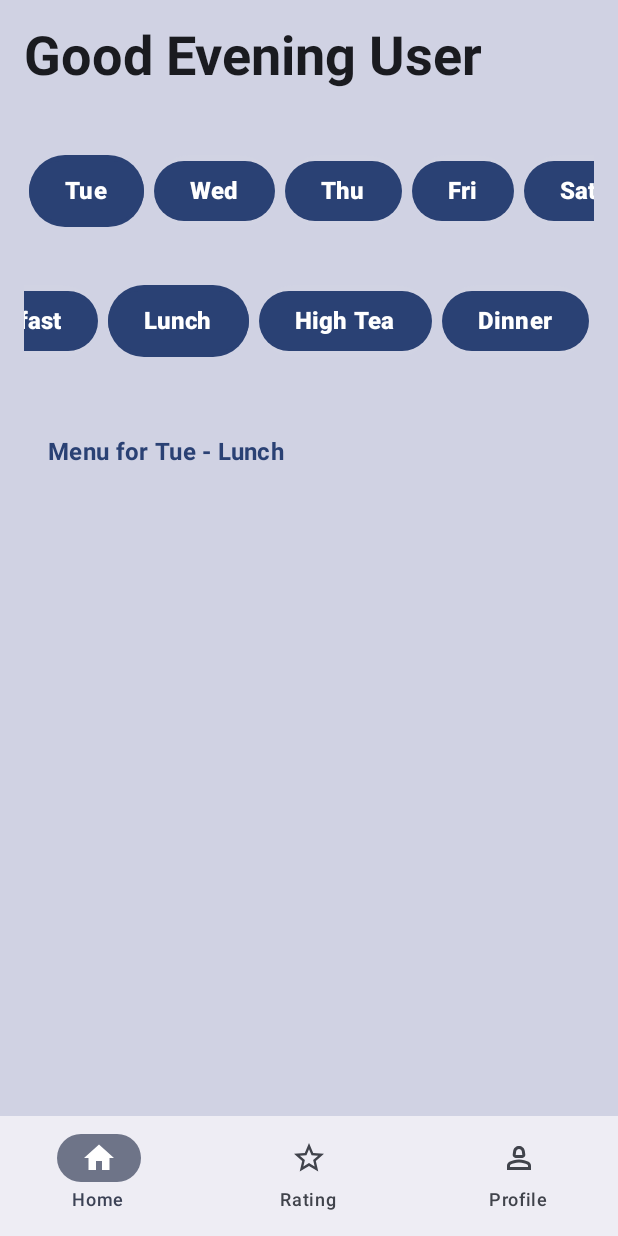
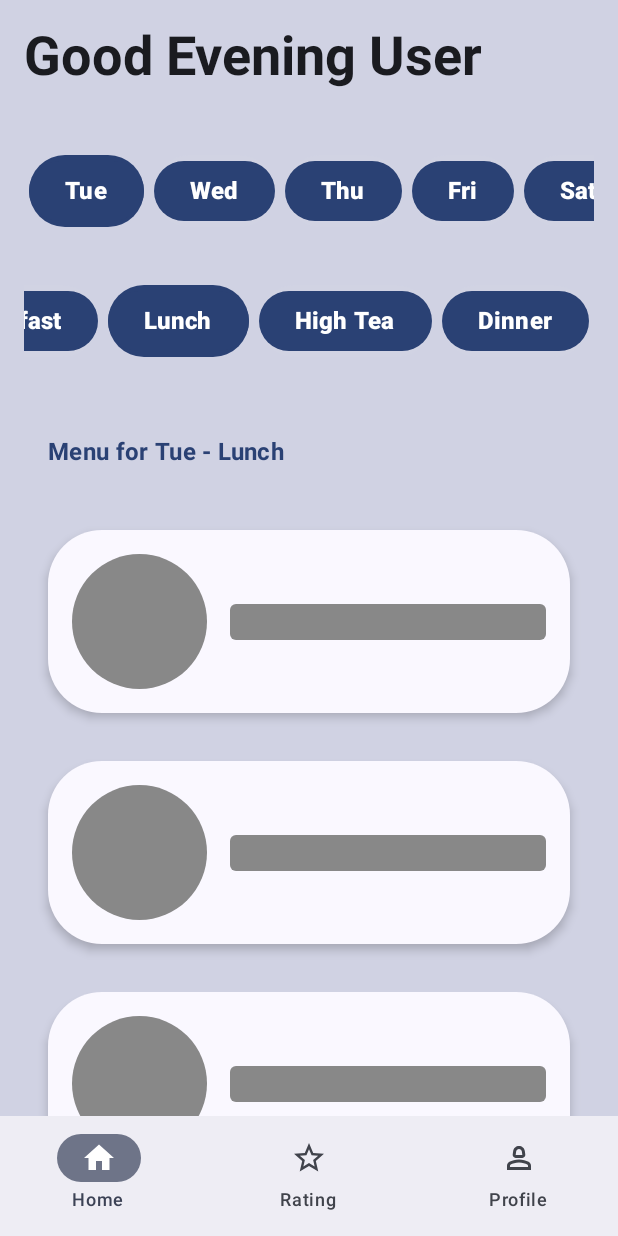
Before and after one commit to Agatsyadav2003/MessReviewApp, an Android app built with Jetpack Compose: the HomeScreen screen opened through its navigation route, on a phone screen of 412 x 824 dp. Run offline under Robolectric (Android 15) with nearby library versions, the light colour scheme and no system bars; our stand-ins replace Firebase (no records; nobody signed in at launch, a user with empty details on screens opened directly), livedata-compose.

Commit message:
update commit

```diff
--- a/app/src/main/java/com/ex/messreview/Screens/AuthScreen.kt
+++ b/app/src/main/java/com/ex/messreview/Screens/AuthScreen.kt
@@ -41,7 +41,6 @@ import androidx.compose.ui.platform.LocalContext
 import androidx.compose.ui.res.painterResource
 import androidx.compose.ui.text.input.PasswordVisualTransformation
 import androidx.compose.ui.text.input.VisualTransformation
-import androidx.compose.ui.tooling.preview.Preview
 import androidx.compose.ui.unit.dp
 import androidx.compose.ui.unit.sp
 import com.ex.messreview.R
@@ -80,7 +79,10 @@ fun AuthScreen(
         }
         Spacer(modifier = Modifier.height(30.dp))
         Button(
-            onClick = {  val email = formatUsername(username)
+            onClick = {
+                if (username.isEmpty() || password.isEmpty()) {Toast.makeText(context, "Enter Credentials", Toast.LENGTH_SHORT).show()}
+                else {
+                    val email = formatUsername(username)
                     FirebaseAuth.getInstance().signInWithEmailAndPassword(email, password)
                         .addOnCompleteListener { task ->
                             if (task.isSuccessful) {
@@ -88,7 +90,8 @@ fun AuthScreen(
                             } else {
                                 Toast.makeText(context, "Authentication failed.", Toast.LENGTH_SHORT).show()
                             }
-                    }},
+                        }}
+                      },
             modifier = Modifier
                 .fillMaxWidth(0.5f)
                 .aspectRatio(3f) // Maintain aspect ratio
--- a/app/src/main/java/com/ex/messreview/Screens/StudentHome.kt
+++ b/app/src/main/java/com/ex/messreview/Screens/StudentHome.kt
@@ -1,11 +1,17 @@
 package com.ex.messreview.Screens
 
-import android.content.res.Configuration
+
 import androidx.compose.animation.animateColorAsState
+import androidx.compose.animation.core.RepeatMode
+import androidx.compose.animation.core.animateFloat
+import androidx.compose.animation.core.infiniteRepeatable
+import androidx.compose.animation.core.keyframes
+import androidx.compose.animation.core.rememberInfiniteTransition
 import androidx.compose.foundation.Image
 import androidx.compose.foundation.background
 import androidx.compose.foundation.clickable
 import androidx.compose.foundation.layout.Arrangement
+import androidx.compose.foundation.layout.Box
 import androidx.compose.foundation.layout.Column
 import androidx.compose.foundation.layout.PaddingValues
 import androidx.compose.foundation.layout.Row
@@ -15,12 +21,14 @@ import androidx.compose.foundation.layout.fillMaxWidth
 import androidx.compose.foundation.layout.height
 import androidx.compose.foundation.layout.padding
 import androidx.compose.foundation.layout.size
+import androidx.compose.foundation.layout.width
 import androidx.compose.foundation.lazy.LazyColumn
 import androidx.compose.foundation.lazy.LazyRow
 import androidx.compose.foundation.lazy.items
 import androidx.compose.foundation.lazy.rememberLazyListState
 import androidx.compose.foundation.shape.CircleShape
 import androidx.compose.foundation.shape.CornerSize
+import androidx.compose.foundation.shape.RoundedCornerShape
 import androidx.compose.material.icons.Icons
 import androidx.compose.material.icons.filled.ArrowForward
 import androidx.compose.material3.Button
@@ -33,29 +41,30 @@ import androidx.compose.material3.Text
 import androidx.compose.runtime.Composable
 import androidx.compose.runtime.LaunchedEffect
 import androidx.compose.runtime.getValue
+import androidx.compose.runtime.livedata.observeAsState
+import androidx.compose.runtime.mutableIntStateOf
 import androidx.compose.runtime.mutableStateOf
 import androidx.compose.runtime.remember
 import androidx.compose.runtime.rememberCoroutineScope
 import androidx.compose.runtime.setValue
 import androidx.compose.ui.Alignment
 import androidx.compose.ui.Modifier
+import androidx.compose.ui.draw.alpha
 import androidx.compose.ui.draw.clip
+import androidx.compose.ui.graphics.Color
 import androidx.compose.ui.graphics.compositeOver
 import androidx.compose.ui.layout.ContentScale
 import androidx.compose.ui.res.painterResource
 import androidx.compose.ui.text.font.FontWeight
 import androidx.compose.ui.text.style.TextAlign
-import androidx.compose.ui.tooling.preview.Preview
 import androidx.compose.ui.unit.dp
 import androidx.navigation.NavHostController
-import androidx.navigation.compose.rememberNavController
 import com.ex.messreview.R
 import com.ex.messreview.SharedViewModel
-import com.ex.messreview.data.menuData
 import kotlinx.coroutines.launch
 import java.time.LocalDate
 import java.time.LocalTime
-import androidx.compose.runtime.livedata.observeAsState
+
 val currentDayIndex = LocalDate.now().dayOfWeek.value % 7
 
 val currentMealTime = when (LocalTime.now()) {
@@ -65,10 +74,48 @@ val currentMealTime = when (LocalTime.now()) {
     else -> "Dinner"
 }
 
-var selectedDay by mutableStateOf(currentDayIndex)
+var selectedDay by mutableIntStateOf(currentDayIndex)
 val daysOfWeek = listOf("Sun", "Mon", "Tue", "Wed", "Thu", "Fri", "Sat")
 val mealTimes = listOf("Breakfast", "Lunch", "High Tea", "Dinner")
 var selectedMealTime by mutableStateOf(currentMealTime)
+
+@Composable
+fun LoadingAnimation() {
+    val infiniteTransition = rememberInfiniteTransition()
+    val alpha by infiniteTransition.animateFloat(
+        initialValue = 0f,
+        targetValue = 1f,
+        animationSpec = infiniteRepeatable(
+            animation = keyframes {
+                durationMillis = 1000
+                0.7f at 100
+                0.9f at 400
+            },
+            repeatMode = RepeatMode.Reverse
+        )
+    )
+
+    Row(
+        verticalAlignment = Alignment.CenterVertically,
+        horizontalArrangement = Arrangement.Center,
+        modifier = Modifier.padding(16.dp)
+    ) {
+        Box(
+            modifier = Modifier
+                .size(90.dp)
+                .background(color = Color.Gray, shape = CircleShape)
+                .alpha(alpha)
+        )
+        Spacer(modifier = Modifier.width(15.dp))
+        Box(
+            modifier = Modifier
+                .height(24.dp)
+                .fillMaxWidth()
+                .background(color = Color.Gray, shape = RoundedCornerShape(4.dp))
+                .alpha(alpha)
+        )
+    }
+}
 
 @Composable
 fun FoodItemList(day: String, mealTime: String, navController: NavHostController,menuData: Map<String, Map<String, List<String>>>,sharedViewModel: SharedViewModel) {
@@ -77,7 +124,7 @@ fun FoodItemList(day: String, mealTime: String, navController: NavHostController
 
 
     menuItems = menuData[day]?.get(mealTime) ?: listOf()
-
+    val isLoading = menuData.isEmpty()
     LazyColumn(
         contentPadding = PaddingValues(16.dp)
     ) {
@@ -92,7 +139,23 @@ fun FoodItemList(day: String, mealTime: String, navController: NavHostController
             )
             Spacer(modifier = Modifier.height(8.dp))
         }
-        items(menuItems) { menuItem ->
+
+
+        if (isLoading){
+            items(5) {
+                Card(
+                    modifier = Modifier
+                        .fillMaxWidth()
+                        .padding(16.dp),
+                    colors = CardDefaults.cardColors(MaterialTheme.colorScheme.surface),
+                    elevation = CardDefaults.cardElevation(defaultElevation = 4.dp),
+                    shape = MaterialTheme.shapes.medium.copy(all = CornerSize(36.dp))
+                ) {
+                    LoadingAnimation()
+                }
+            }
+        }else {
+            items(menuItems) { menuItem ->
             Card(
                 modifier = Modifier
                     .fillMaxWidth()
@@ -143,6 +206,7 @@ fun FoodItemList(day: String, mealTime: String, navController: NavHostController
                     }
                 }
             }
+        }
         }
     }
 }
--- a/build.gradle.kts
+++ b/build.gradle.kts
@@ -1,6 +1,6 @@
 // Top-level build file where you can add configuration options common to all sub-projects/modules.
 plugins {
-    id("com.android.application") version "8.4.2" apply false
+    id("com.android.application") version "8.5.0" apply false
     id("org.jetbrains.kotlin.android") version "1.8.10" apply false
     id("com.google.gms.google-services") version "4.4.2" apply false
 }
```
Also changed, not shown: app/src/main/java/com/ex/messreview/data/MenuData.kt (deleted, +0 -46 lines), gradle/wrapper/gradle-wrapper.properties, 1 other file. Lines whose indentation alone changed are shown as unchanged.
